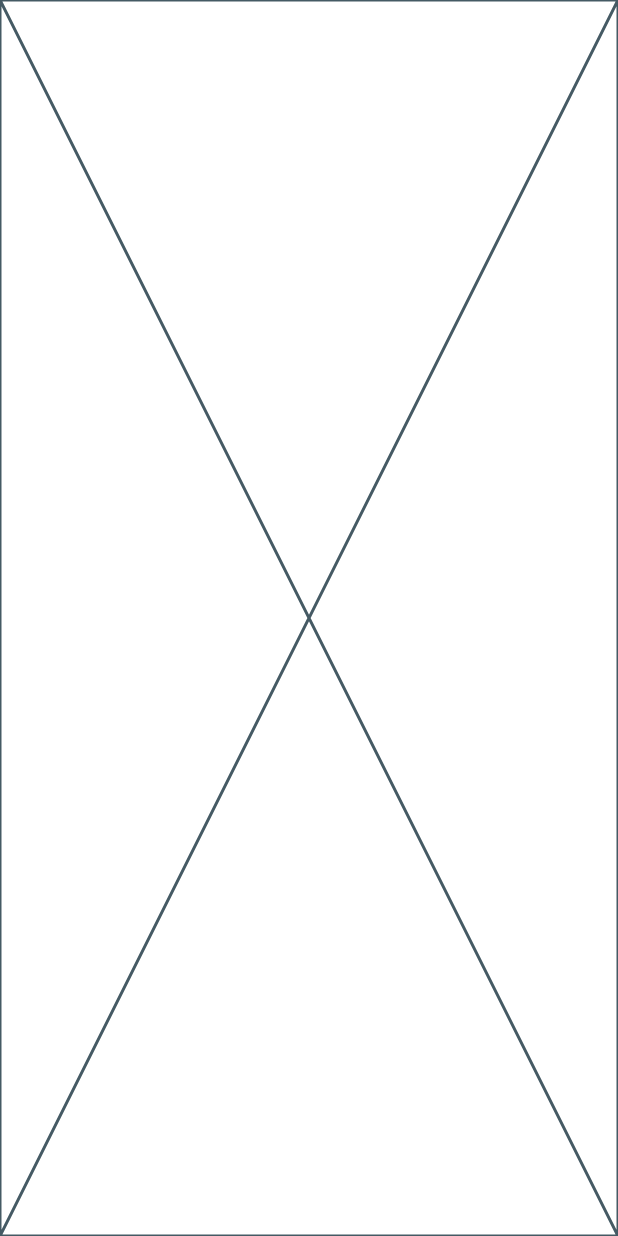
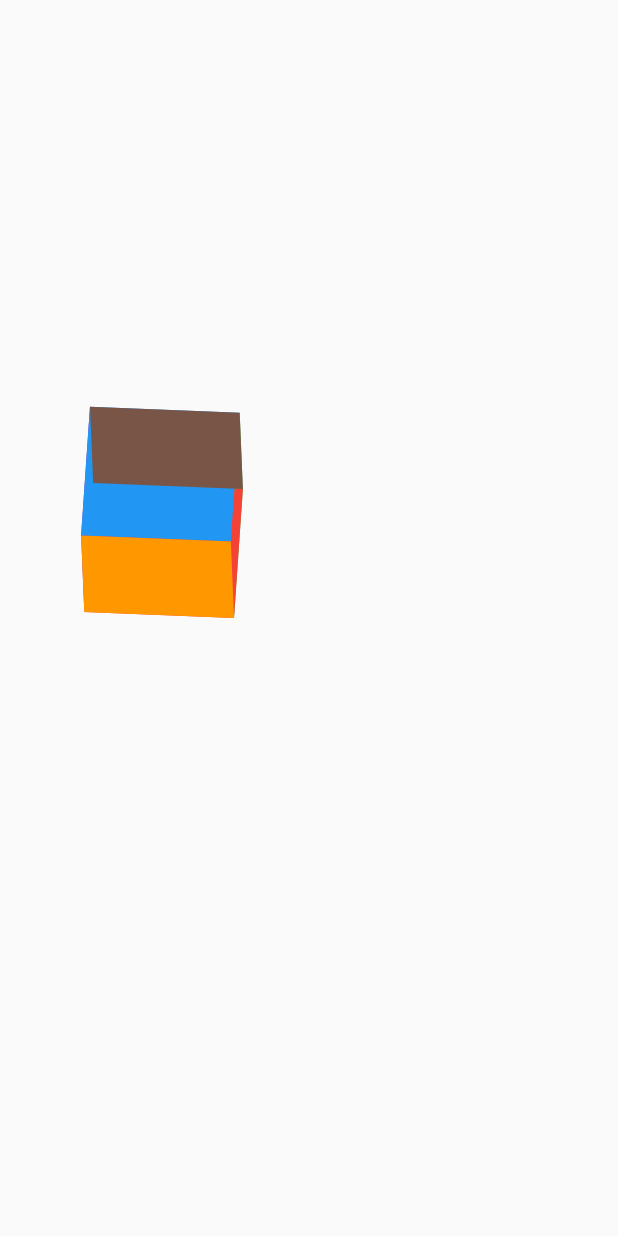
Before and after one commit to kkmaurice/Flutter-Animations-Series, a Flutter app: the screen it shows after launch, on a phone screen of 412 x 824 dp. Run offline on Flutter 3.47's test engine with Material 2 defaults, Android fonts, the phone set to English and light mode, and no system bars.

Commit message:
completed 3D animation

```diff
--- a/animation_3/lib/hom_page.dart
+++ b/animation_3/lib/hom_page.dart
@@ -1,5 +1,7 @@
-import 'package:flutter/src/widgets/framework.dart';
-import 'package:flutter/src/widgets/placeholder.dart';
+import 'dart:math';
+
+import 'package:flutter/material.dart';
+import 'package:vector_math/vector_math_64.dart' show Vector3;
 
 class MyHomePage extends StatefulWidget {
   const MyHomePage({super.key});
@@ -8,9 +10,144 @@ class MyHomePage extends StatefulWidget {
   State<MyHomePage> createState() => _MyHomePageState();
 }
 
-class _MyHomePageState extends State<MyHomePage> {
+class _MyHomePageState extends State<MyHomePage> with TickerProviderStateMixin {
+  double widthAndHeight = 100;
+
+  late AnimationController _xController;
+  late AnimationController _yController;
+  late AnimationController _zController;
+  late Tween<double> _animation;
+
+  @override
+  void initState() {
+    super.initState();
+    _xController = AnimationController(
+      vsync: this,
+      duration: const Duration(seconds: 20),
+    );
+
+    _yController = AnimationController(
+      vsync: this,
+      duration: const Duration(seconds: 30),
+    );
+
+    _zController = AnimationController(
+      vsync: this,
+      duration: const Duration(seconds: 40),
+    );
+
+    _animation = Tween<double>(begin: 0, end: pi * 2);
+  }
+
+  @override
+  void dispose() {
+    _xController.dispose();
+    _yController.dispose();
+    _zController.dispose();
+    super.dispose();
+  }
+
   @override
   Widget build(BuildContext context) {
-    return const Placeholder();
+    _xController
+      ..reset()
+      ..repeat();
+    _yController
+      ..reset()
+      ..repeat();
+    _zController
+      ..reset()
+      ..repeat();
+    return Scaffold(
+        body: Column(
+      //crossAxisAlignment: CrossAxisAlignment.center,
+      mainAxisAlignment: MainAxisAlignment.center,
+      children: [
+        SizedBox(
+          height: widthAndHeight,
+          width: widthAndHeight,
+        ),
+        // Am going to merge all the 3 animations into one using Listenable.merge
+        Align(
+          alignment: Alignment.center,
+          child: AnimatedBuilder(
+              animation: Listenable.merge([
+                _xController,
+                _yController,
+                _zController,
+              ]),
+              builder: (context, child) {
+                return Transform(
+                  transform: Matrix4.identity()
+                    ..rotateX(_animation.evaluate(_xController))
+                    ..rotateY(_animation.evaluate(_yController))
+                    ..rotateZ(_animation.evaluate(_zController)),
+                  child: Stack(children: [
+                    // front
+                    Container(
+                      color: Colors.green,
+                      width: widthAndHeight,
+                      height: widthAndHeight,
+                    ),
+                    // back
+                    Transform(
+                      transform: Matrix4.identity()
+                        ..translate(Vector3(0, 0, -widthAndHeight)),
+                      child: Container(
+                        color: Colors.purple,
+                        width: widthAndHeight,
+                        height: widthAndHeight,
+                      ),
+                    ),
+                    // left side
+                    Transform(
+                      alignment: Alignment.centerLeft,
+                      transform: Matrix4.identity()..rotateY(pi / 2),
+                      //..translate(Vector3(0, 0, -widthAndHeight)),
+                      child: Container(
+                        color: Colors.red,
+                        width: widthAndHeight,
+                        height: widthAndHeight,
+                      ),
+                    ),
+                    // right side
+                    Transform(
+                      alignment: Alignment.centerRight,
+                      transform: Matrix4.identity()..rotateY(-pi / 2),
+                      //..translate(Vector3(0, 0, -widthAndHeight)),
+                      child: Container(
+                        color: Colors.blue,
+                        width: widthAndHeight,
+                        height: widthAndHeight,
+                      ),
+                    ),
+                    // top side
+                    Transform(
+                      alignment: Alignment.topCenter,
+                      transform: Matrix4.identity()..rotateX(-pi / 2),
+                      //..translate(Vector3(0, 0, -widthAndHeight)),
+                      child: Container(
+                        color: Colors.orange,
+                        width: widthAndHeight,
+                        height: widthAndHeight,
+                      ),
+                    ),
+                    // bottom side
+                    Transform(
+                      alignment: Alignment.bottomCenter,
+                      transform: Matrix4.identity()..rotateX(pi / 2),
+                      //..translate(Vector3(0, 0, -widthAndHeight)),
+                      child: Container(
+                        color: Colors.brown,
+                        width: widthAndHeight,
+                        height: widthAndHeight,
+                      ),
+                    ),
+                  ]),
+                );
+              }),
+        )
+      ],
+    ));
   }
 }
--- a/animation_3/pubspec.yaml
+++ b/animation_3/pubspec.yaml
@@ -35,6 +35,7 @@ dependencies:
   # The following adds the Cupertino Icons font to your application.
   # Use with the CupertinoIcons class for iOS style icons.
   cupertino_icons: ^1.0.2
+  vector_math: ^2.1.4
 
 dev_dependencies:
   flutter_test:
```
Also changed, not shown: animation_3/pubspec.lock.
